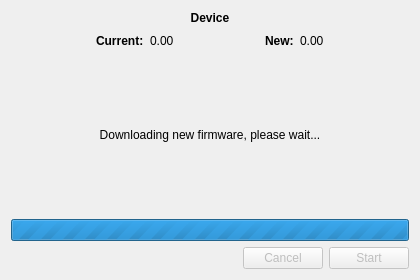
Old version of the form src/gui/fwupgradedialog.ui in the repository ckb-next/ckb-next.
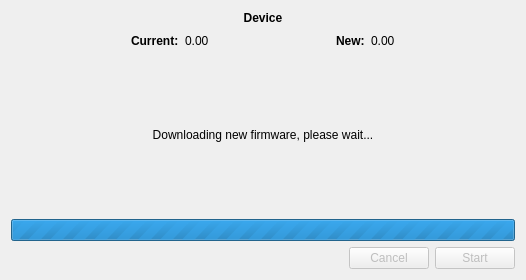
New version of the form.

Commit message: Don't set fixed size for the fw update dialog

```diff
--- a/src/gui/fwupgradedialog.ui
+++ b/src/gui/fwupgradedialog.ui
@@ -6,12 +6,12 @@
    <rect>
     <x>0</x>
     <y>0</y>
-    <width>420</width>
+    <width>526</width>
     <height>280</height>
    </rect>
   </property>
   <property name="sizePolicy">
-   <sizepolicy hsizetype="Fixed" vsizetype="Fixed">
+   <sizepolicy hsizetype="Preferred" vsizetype="Preferred">
     <horstretch>0</horstretch>
     <verstretch>0</verstretch>
    </sizepolicy>
```
The commit also changes 1 other file.
